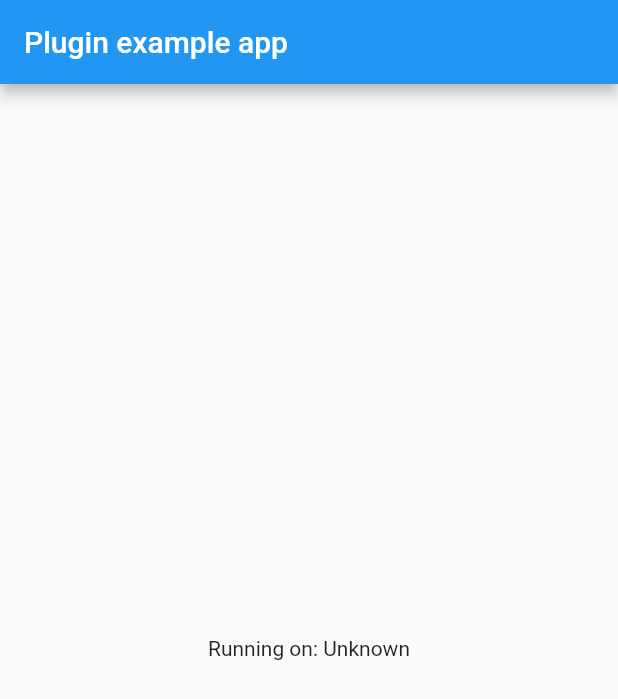
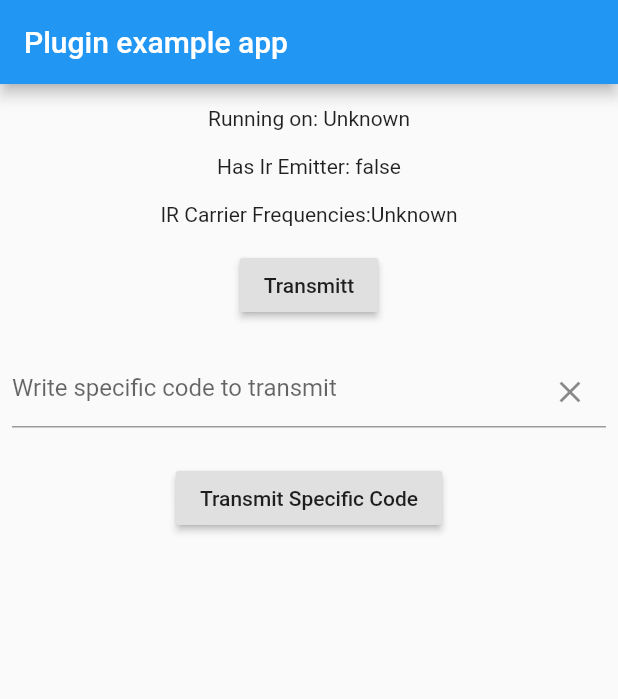
Before and after one commit to yeikel16/ir_sensor_plugin, a Flutter app: the screen it shows after launch, on a phone screen of 412 x 824 dp. Shown: the top 699 px of the screen. Run offline on Flutter 3.47's test engine with Material 2 defaults, Android fonts, the phone set to English and light mode, and no system bars.

Commit message:
Implementing example in Flutter

```diff
--- a/example/lib/main.dart
+++ b/example/lib/main.dart
@@ -15,6 +15,10 @@ class MyApp extends StatefulWidget {
 
 class _MyAppState extends State<MyApp> {
   String _platformVersion = 'Unknown';
+  bool _hasIrEmitter = false;
+  String _getCarrierFrequencies = 'Unknown';
+  static const TV_POWER_HEX =
+      "0000 006d 0022 0003 00a9 00a8 0015 003f 0015 003f 0015 003f 0015 0015 0015 0015 0015 0015 0015 0015 0015 0015 0015 003f 0015 003f 0015 003f 0015 0015 0015 0015 0015 0015 0015 0015 0015 0015 0015 0015 0015 003f 0015 0015 0015 0015 0015 0015 0015 0015 0015 0015 0015 0015 0015 0040 0015 0015 0015 003f 0015 003f 0015 003f 0015 003f 0015 003f 0015 003f 0015 0702 00a9 00a8 0015 0015 0015 0e6e";
 
   @override
   void initState() {
@@ -25,11 +29,16 @@ class _MyAppState extends State<MyApp> {
   // Platform messages are asynchronous, so we initialize in an async method.
   Future<void> initPlatformState() async {
     String platformVersion;
+    bool hasIrEmitter;
+    String getCarrierFrequencies;
+
     // Platform messages may fail, so we use a try/catch PlatformException.
     try {
       platformVersion = await IrSensorPlugin.platformVersion;
+      hasIrEmitter = await IrSensorPlugin.hasIrEmitter;
+      getCarrierFrequencies = await IrSensorPlugin.getCarrierFrequencies;
     } on PlatformException {
-      platformVersion = 'Failed to get platform version.';
+      platformVersion = 'Failed to get data in a platform.';
     }
 
     // If the widget was removed from the tree while the asynchronous platform
@@ -39,6 +48,8 @@ class _MyAppState extends State<MyApp> {
 
     setState(() {
       _platformVersion = platformVersion;
+      _hasIrEmitter = hasIrEmitter;
+      _getCarrierFrequencies = getCarrierFrequencies;
     });
   }
 
@@ -50,9 +61,83 @@ class _MyAppState extends State<MyApp> {
           title: const Text('Plugin example app'),
         ),
         body: Center(
-          child: Text('Running on: $_platformVersion\n'),
+          child: Column(
+            children: [
+              Container(
+                height: 15.0,
+              ),
+              Text('Running on: $_platformVersion\n'),
+              Text('Has Ir Emitter: $_hasIrEmitter\n'),
+              Text('IR Carrier Frequencies:$_getCarrierFrequencies'),
+              Container(
+                height: 15.0,
+              ),
+              RaisedButton(
+                onPressed: () async {
+                  String result =
+                      await IrSensorPlugin.transmit(pattern: TV_POWER_HEX);
+                  debugPrint('Emitting Signal: $result');
+                },
+                child: Text('Transmitt'),
+              ),
+              Container(
+                height: 15.0,
+              ),
+              FormSpecificCode(),
+            ],
+          ),
         ),
       ),
     );
   }
 }
+
+class FormSpecificCode extends StatelessWidget {
+  final _formKey = GlobalKey<FormState>();
+  final _textController = TextEditingController();
+
+  @override
+  Widget build(BuildContext context) {
+    return Column(children: [
+      Form(
+          key: _formKey,
+          child: Column(children: <Widget>[
+            Padding(
+              padding: const EdgeInsets.all(8.0),
+              child: TextFormField(
+                decoration: InputDecoration(
+                  hintText: 'Write specific code to transmit',
+                  suffixIcon: IconButton(
+                    onPressed: () => _textController.clear(),
+                    icon: Icon(Icons.clear),
+                  ),
+                ),
+                controller: _textController,
+                validator: (value) {
+                  if (value.isEmpty) {
+                    return 'Write the code to transmit';
+                  }
+                  return null;
+                },
+              ),
+            )
+          ])),
+      Container(
+        height: 15.0,
+      ),
+      RaisedButton(
+        onPressed: () async {
+          if (_formKey.currentState.validate()) {
+            final String result =
+                await IrSensorPlugin.transmit(pattern: _textController.text);
+            if (result.contains('Emitting') && result != null) {
+              Scaffold.of(context).showSnackBar(SnackBar(
+                  content: Text('Broadcasting... ${_textController.text}')));
+            }
+          }
+        },
+        child: Text('Transmit Specific Code'),
+      )
+    ]);
+  }
+}
```
